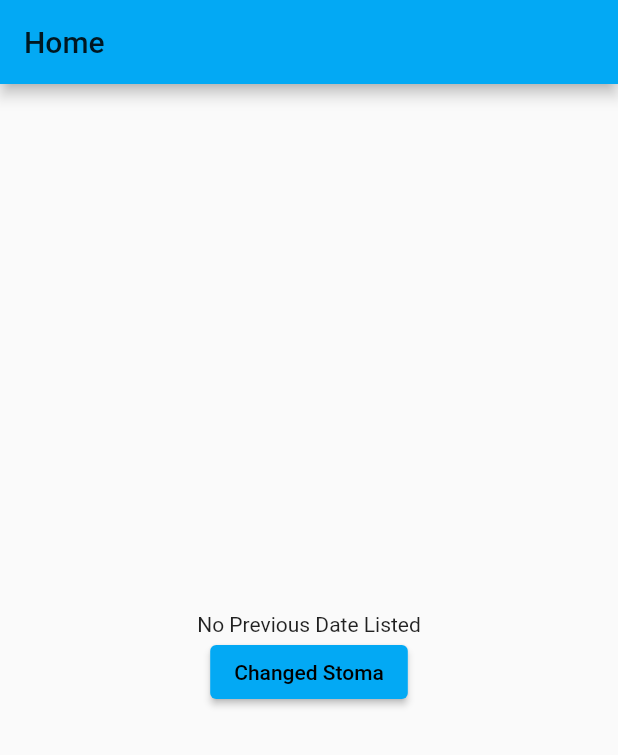
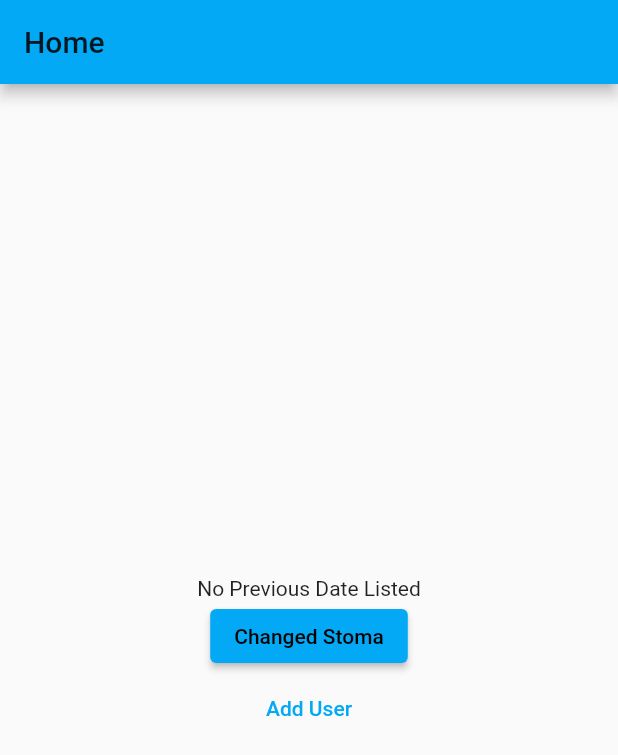
Before and after one commit to FraserTooth/stoma_stats_app, a Flutter app: the HomePage screen opened directly, on a phone screen of 412 x 824 dp. Shown: the top 755 px of the screen. Run offline on Flutter 3.47's test engine with Material 2 defaults, Android fonts, the phone set to English and light mode, and no system bars; our stand-ins replace cloud_firestore, firebase_auth, firebase_core, flutter_login; accounts and stored records are empty.

Commit message:
feat: login working with basic adduser button to be fixed

```diff
--- a/lib/src/components/logins/email.dart
+++ b/lib/src/components/logins/email.dart
@@ -2,7 +2,6 @@ import 'dart:ui';
 
 import 'package:flutter/material.dart';
 import 'package:firebase_auth/firebase_auth.dart';
-import 'package:firebase_dynamic_links/firebase_dynamic_links.dart';
 import 'package:flutter/rendering.dart';
 import 'package:flutter_login/flutter_login.dart';
 import '../../widgets/fade_route.dart';
@@ -38,6 +37,7 @@ class _EmailLoginScreenState extends State<EmailLoginScreen> {
       print(e);
       return e.code;
     }
+    await Future.delayed(Duration(seconds: 2));
     return null;
   }
 
@@ -61,6 +61,7 @@ class _EmailLoginScreenState extends State<EmailLoginScreen> {
       print(e);
       return e.code;
     }
+    await Future.delayed(Duration(seconds: 2));
     return null;
   }
 
@@ -200,8 +201,6 @@ class _EmailLoginScreenState extends State<EmailLoginScreen> {
         ));
       },
       onRecoverPassword: (name) {
-        print('Recover password info');
-        print('Name: $name');
         return _recoverPassword(name);
         // Show new password dialog
       },
--- /dev/null
+++ b/lib/src/model/user.dart
@@ -0,0 +1,34 @@
+import 'package:flutter/material.dart';
+
+// Import the firebase_core and cloud_firestore plugin
+import 'package:firebase_core/firebase_core.dart';
+import 'package:cloud_firestore/cloud_firestore.dart';
+
+class AddUser extends StatelessWidget {
+  final String stoma_type;
+
+  AddUser(this.stoma_type);
+
+  @override
+  Widget build(BuildContext context) {
+    // Create a CollectionReference called users that references the firestore collection
+    CollectionReference users = FirebaseFirestore.instance.collection('users');
+
+    Future<void> addUser() {
+      // Call the user's CollectionReference to add a new user
+      return users
+          .add({
+            'stoma_type': stoma_type
+          })
+          .then((value) => print("User Added"))
+          .catchError((error) => print("Failed to add user: $error"));
+    }
+
+    return TextButton(
+      onPressed: addUser,
+      child: Text(
+        "Add User",
+      ),
+    );
+  }
+}
--- a/lib/src/views/home.dart
+++ b/lib/src/views/home.dart
@@ -1,5 +1,9 @@
 import 'package:flutter/material.dart';
 import 'package:intl/intl.dart';
+import 'package:cloud_firestore/cloud_firestore.dart';
+import '../model/user.dart';
+
+FirebaseFirestore firestore = FirebaseFirestore.instance;
 
 class HomePage extends StatefulWidget {
   @override
@@ -24,9 +28,9 @@ class _HomePageState extends State<HomePage> {
     return formatted;
   }
 
-  void updateChangeDate(){
+  void updateChangeDate() {
     setState(() {
-          _previousChange=new DateTime.now();
+      _previousChange = new DateTime.now();
     });
   }
 
@@ -44,7 +48,8 @@ class _HomePageState extends State<HomePage> {
           ElevatedButton(
             child: Text("Changed Stoma"),
             onPressed: updateChangeDate,
-              )
+          ),
+          AddUser("Test"),
         ],
       )
     );
--- a/pubspec.yaml
+++ b/pubspec.yaml
@@ -27,9 +27,8 @@ dependencies:
   firebase_core: "0.7.0"
   firebase_auth: "^0.20.0+1"
   firebase_dynamic_links: ^0.5.1
-  google_sign_in: "^4.5.1"
+  cloud_firestore: "^0.16.0"
   flutter_login: ^1.0.14
-  font_awesome_flutter: ^8.5.0
 
   # The following adds the Cupertino Icons font to your application.
   # Use with the CupertinoIcons class for iOS style icons.
```
Also changed, not shown: pubspec.lock, 1 other file. Lines whose indentation alone changed are shown as unchanged.
